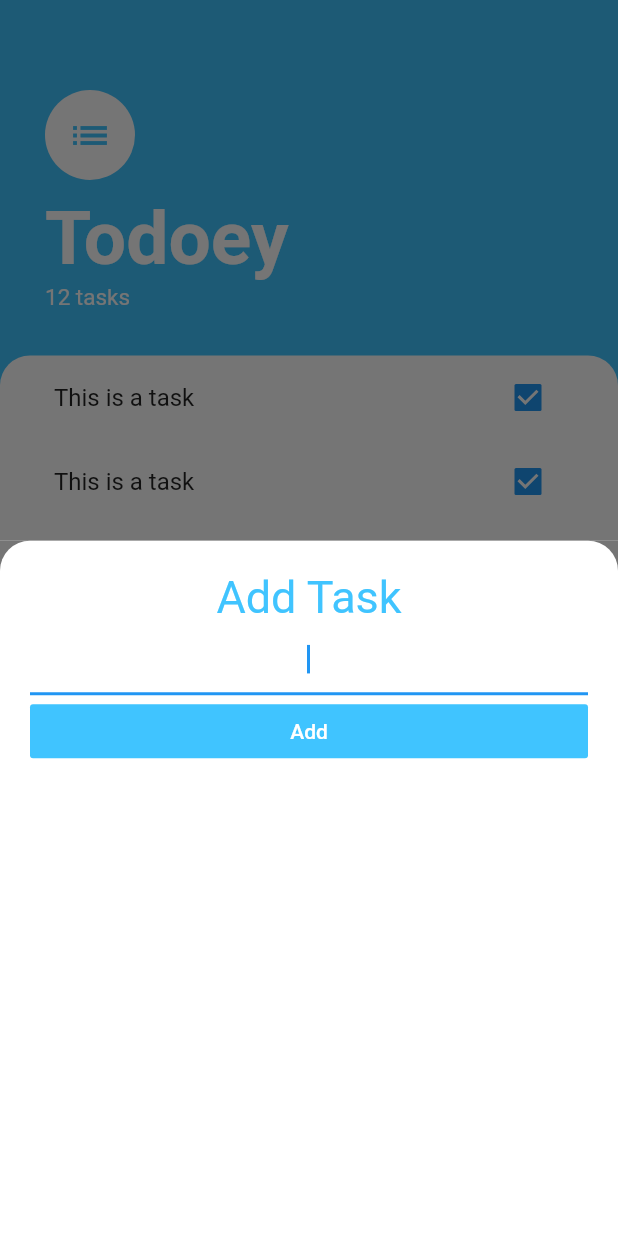
After one commit to Ali-Abbas-Jumaa/flutter-todo, a Flutter app: the screen it shows after launch, after a tap on the "add" icon, on a phone screen of 412 x 824 dp. The commit adds this screen. Run offline on Flutter 3.47's test engine with Material 2 defaults, Android fonts, the phone set to English and light mode, and no system bars.

Commit message:
add task

```diff
--- /dev/null
+++ b/lib/screens/add_task_screen.dart
@@ -0,0 +1,45 @@
+import 'package:flutter/material.dart';
+
+class AddTaskScreen extends StatelessWidget {
+  @override
+  Widget build(BuildContext context) {
+    return Container(
+      color: Color(0xff757575),
+      child: Container(
+        padding: EdgeInsets.all(20.0),
+        decoration: BoxDecoration(
+          color: Colors.white,
+          borderRadius: BorderRadius.only(
+            topLeft: Radius.circular(20.0),
+            topRight: Radius.circular(20.0),
+          ),
+        ),
+        child: Column(
+          crossAxisAlignment: CrossAxisAlignment.stretch,
+          children: [
+            Text(
+              "Add Task",
+              textAlign: TextAlign.center,
+              style: TextStyle(
+                fontSize: 30.0,
+                color: Colors.lightBlueAccent,
+              ),
+            ),
+            TextField(
+              autofocus: true,
+              textAlign: TextAlign.center,
+            ),
+            FlatButton(
+              onPressed: () {},
+              color: Colors.lightBlueAccent,
+              child: Text(
+                "Add",
+                style: TextStyle(color: Colors.white),
+              ),
+            ),
+          ],
+        ),
+      ),
+    );
+  }
+}
--- a/lib/screens/tasks_screen.dart
+++ b/lib/screens/tasks_screen.dart
@@ -1,13 +1,21 @@
 import 'package:flutter/material.dart';
+import 'package:todoey/screens/add_task_screen.dart';
 import 'package:todoey/widgets/tasks_list.dart';
 
 class TasksScreen extends StatelessWidget {
+  Widget buildBottomSheet(BuildContext context) {
+    return Container();
+  }
+
   @override
   Widget build(BuildContext context) {
     return Scaffold(
       backgroundColor: Colors.lightBlueAccent,
       floatingActionButton: FloatingActionButton(
-        onPressed: null,
+        onPressed: () {
+          showModalBottomSheet(
+              context: context, builder: (context) => AddTaskScreen());
+        },
         backgroundColor: Colors.lightBlueAccent,
         child: Icon(
           Icons.add,
```
